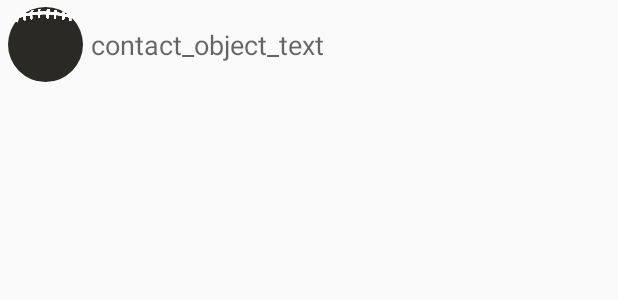
After one commit to wgma00/sports-hack-chtelgrli, an Android app: the layout player_list_object.xml on its own in the app's theme, with its tools: preview values and no code run, on a phone screen of 412 x 824 dp. The commit adds this screen. Shown: the top 300 px of the screen. Run offline under Robolectric (Android 15) with nearby library versions, the phone set to English and light mode, and no system bars.

Commit message:
working on main activity

```diff
--- a/Fuudi/app/build.gradle
+++ b/Fuudi/app/build.gradle
@@ -26,4 +26,6 @@ dependencies {
     compile 'com.android.support:design:23.1.1'
     compile 'com.shamanland:fab:0.0.3'
     compile files('C:/Users/Brian/Documents/sports-hack-fuudi/Fuudi/libs/twitter4j-core-4.0.3.jar')
+    compile 'de.hdodenhof:circleimageview:1.3.0'
+
 }
--- a/Fuudi/app/src/main/java/com/fantasybuddy/user/fuudi/MainActivity.java
+++ b/Fuudi/app/src/main/java/com/fantasybuddy/user/fuudi/MainActivity.java
@@ -5,7 +5,13 @@ import android.os.Bundle;
 import android.view.View;
 import android.support.v7.app.AppCompatActivity;
 
+import java.util.ArrayList;
+import java.util.List;
+
 public class MainActivity extends AppCompatActivity{
+
+    public static List<Player> listOfMyContactObjects = new ArrayList<Player>();
+
 
     @Override
     protected void onCreate(Bundle savedInstanceState) {
--- /dev/null
+++ b/Fuudi/app/src/main/res/layout/player_list_object.xml
@@ -0,0 +1,29 @@
+<?xml version="1.0" encoding="utf-8"?>
+<LinearLayout xmlns:android="http://schemas.android.com/apk/res/android"
+    android:orientation="vertical" android:layout_width="match_parent"
+    android:layout_height="match_parent">
+
+    <TableRow
+        android:layout_width="match_parent"
+        android:layout_height="60dp">
+
+        <de.hdodenhof.circleimageview.CircleImageView
+            android:layout_width="50dp"
+            android:layout_height="50dp"
+            android:id="@+id/img"
+            android:background="@android:color/transparent"
+            android:src="@drawable/gray_football"
+            android:scaleType="centerCrop"
+            android:layout_margin="5dp"
+            android:layout_gravity="center" />
+
+        <TextView
+            android:layout_width="match_parent"
+            android:layout_height="wrap_content"
+            android:textAppearance="?android:attr/textAppearanceMedium"
+            android:text="contact_object_text"
+            android:id="@+id/txt"
+            android:layout_gravity="center" />
+    </TableRow>
+
+</LinearLayout>
--- a/Fuudi/settings.gradle
+++ b/Fuudi/settings.gradle
@@ -1 +1 @@
-include ':app', ':twitter4j-core-4.0.3'
+include ':twitter4j-core-4.0.3', ':app'
```
Also changed, not shown: Fuudi/app/src/main/java/com/fantasybuddy/user/fuudi/TwitterUpdates.java (+48 -48 lines), Fuudi/app/src/main/res/layout/activity_main.xml (+67 -25 lines), Fuudi/app/src/main/res/values/colors.xml (+8 -0 lines), Fuudi/app/src/main/res/drawable/background.png (added), Fuudi/app/src/main/res/drawable/football_on_field.jpg (added), Fuudi/app/src/main/res/drawable/gray_football.png (added), Fuudi/app/src/main/res/drawable/pinned_players_icon.png (added).
